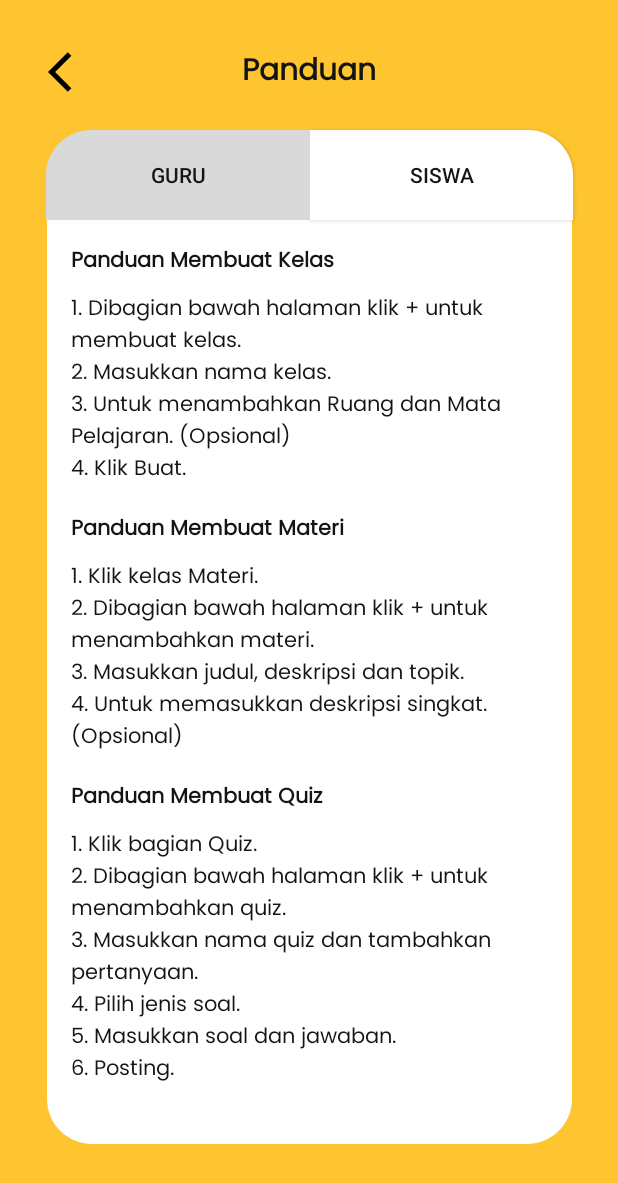
After one commit to ArbalestX7/Evoria-LRClass, an Android app: the PanduanActivity screen opened directly, with no data from a screen before it, on a phone screen of 412 x 824 dp. The commit adds this screen. Shown: the top 1183 px of the screen. Run offline under Robolectric (Android 15) with nearby library versions, the phone set to English and light mode, and no system bars.

Commit message:
(Update) Add Screen Panduan

```diff
--- a/app/src/main/AndroidManifest.xml
+++ b/app/src/main/AndroidManifest.xml
@@ -11,6 +11,9 @@
         android:supportsRtl="true"
         android:theme="@style/Theme.ListenersReaders_Class"
         tools:targetApi="31">
+        <activity
+            android:name=".view.activity.PanduanActivity"
+            android:exported="false" />
         <activity
             android:name=".view.bottomnavbar.BottomNavigationActivity"
             android:exported="false"
--- /dev/null
+++ b/app/src/main/java/com/macro4evoria/listenersreaders_class/view/activity/PanduanActivity.kt
@@ -0,0 +1,74 @@
+package com.macro4evoria.listenersreaders_class.view.activity
+
+import androidx.appcompat.app.AppCompatActivity
+import android.os.Bundle
+import android.view.View
+import com.macro4evoria.listenersreaders_class.R
+import com.macro4evoria.listenersreaders_class.databinding.ActivityPanduanBinding
+
+class PanduanActivity : AppCompatActivity() {
+    private lateinit var binding: ActivityPanduanBinding
+
+    override fun onCreate(savedInstanceState: Bundle?) {
+        super.onCreate(savedInstanceState)
+        binding = ActivityPanduanBinding.inflate(layoutInflater)
+        setContentView(binding.root)
+
+        binding.btnBack.setOnClickListener {
+            onBackPressed()
+        }
+
+        binding.btnGuru.setOnClickListener {
+            setViewGuru()
+        }
+        binding.btnSiswa.setOnClickListener {
+            setViewSiswa()
+        }
+    }
+
+    private fun setViewGuru(){
+        binding.apply {
+            btnGuru.setBackgroundResource(R.drawable.btn_panduan)
+            btnSiswa.setBackgroundResource(R.drawable.btn_siswa_dis)
+
+            tvKelasGuru.visibility = View.VISIBLE
+            tvIsiKelas.visibility = View.VISIBLE
+            tvMateriGuru.visibility = View.VISIBLE
+            tvIsiMateri.visibility = View.VISIBLE
+            tvQuizGuru.visibility = View.VISIBLE
+            tvQuizMateri.visibility = View.VISIBLE
+
+            tvKelasSiswa.visibility = View.GONE
+            tvIsiKelasSiswa.visibility = View.GONE
+            tvMateriSiswa.visibility = View.GONE
+            tvIsiMateriSiswa.visibility = View.GONE
+            tvQuizSiswa.visibility = View.GONE
+            tvQuizMateriSiswa.visibility = View.GONE
+            tvExplorSiswa.visibility = View.GONE
+            tvExplorMateriSiswa.visibility = View.GONE
+        }
+    }
+
+    private fun setViewSiswa(){
+        binding.apply {
+            btnGuru.setBackgroundResource(R.drawable.btn_panduan_dis)
+            btnSiswa.setBackgroundResource(R.drawable.btn_siswa)
+
+            tvKelasGuru.visibility = View.GONE
+            tvIsiKelas.visibility = View.GONE
+            tvMateriGuru.visibility = View.GONE
+            tvIsiMateri.visibility = View.GONE
+            tvQuizGuru.visibility = View.GONE
+            tvQuizMateri.visibility = View.GONE
+
+            tvKelasSiswa.visibility = View.VISIBLE
+            tvIsiKelasSiswa.visibility = View.VISIBLE
+            tvMateriSiswa.visibility = View.VISIBLE
+            tvIsiMateriSiswa.visibility = View.VISIBLE
+            tvQuizSiswa.visibility = View.VISIBLE
+            tvQuizMateriSiswa.visibility = View.VISIBLE
+            tvExplorSiswa.visibility = View.VISIBLE
+            tvExplorMateriSiswa.visibility = View.VISIBLE
+        }
+    }
+}
--- a/app/src/main/java/com/macro4evoria/listenersreaders_class/view/fragment/home/HomeFragment.kt
+++ b/app/src/main/java/com/macro4evoria/listenersreaders_class/view/fragment/home/HomeFragment.kt
@@ -15,6 +15,7 @@ import com.macro4evoria.listenersreaders_class.R
 import com.macro4evoria.listenersreaders_class.databinding.FragmentHomeBinding
 import com.macro4evoria.listenersreaders_class.model.User
 import com.macro4evoria.listenersreaders_class.view.activity.LoginActivity
+import com.macro4evoria.listenersreaders_class.view.activity.PanduanActivity
 
 class HomeFragment : Fragment() {
 
@@ -47,6 +48,16 @@ class HomeFragment : Fragment() {
 
         val btnLogout: Button = binding.btnExit
         btnLogout.setOnClickListener { logout() }
+
+        /*val btnExplore: Button = binding.btnEksplor
+        btnExplore.setOnClickListener { explore() }*/
+
+        val btnPanduan: Button = binding.btnPanduan
+        btnPanduan.setOnClickListener { panduan() }
+
+        /*val btnKelas: Button = binding.btnKelas
+        btnKelas.setOnClickListener { kelas() }*/
+
 
         return root
     }
@@ -81,6 +92,22 @@ class HomeFragment : Fragment() {
         alertDialog.show()
     }
 
+    /*private fun exlore() {
+        val i = Intent(requireActivity(), ExploreActivity::class.java)
+        startActivity(i)
+    }*/
+
+    /*private fun kelas() {
+        val i = Intent(requireActivity(), KelasActivity::class.java)
+        startActivity(i)
+    }*/
+
+    private fun panduan() {
+        val i = Intent(requireActivity(), PanduanActivity::class.java)
+        startActivity(i)
+    }
+
+
     override fun onDestroyView() {
         super.onDestroyView()
         _binding = null
--- /dev/null
+++ b/app/src/main/res/drawable/bg_panduan.xml
@@ -0,0 +1,7 @@
+<?xml version="1.0" encoding="utf-8"?>
+<shape xmlns:android="http://schemas.android.com/apk/res/android"
+    android:shape="rectangle">
+    <solid android:color="#FFFFFF" />
+    <corners android:bottomLeftRadius="30dp"
+        android:bottomRightRadius="30dp"/>
+</shape>
--- /dev/null
+++ b/app/src/main/res/drawable/btn_panduan.xml
@@ -0,0 +1,6 @@
+<?xml version="1.0" encoding="utf-8"?>
+<shape xmlns:android="http://schemas.android.com/apk/res/android"
+    android:shape="rectangle">
+    <solid android:color="@color/line" />
+    <corners android:topLeftRadius="30dp"/>
+</shape>
--- /dev/null
+++ b/app/src/main/res/drawable/btn_panduan_dis.xml
@@ -0,0 +1,6 @@
+<?xml version="1.0" encoding="utf-8"?>
+<shape xmlns:android="http://schemas.android.com/apk/res/android"
+    android:shape="rectangle">
+    <solid android:color="@color/white" />
+    <corners android:topLeftRadius="30dp"/>
+</shape>
--- /dev/null
+++ b/app/src/main/res/drawable/btn_siswa.xml
@@ -0,0 +1,6 @@
+<?xml version="1.0" encoding="utf-8"?>
+<shape xmlns:android="http://schemas.android.com/apk/res/android"
+    android:shape="rectangle">
+    <solid android:color="@color/line" />
+    <corners android:topRightRadius="30dp"/>
+</shape>
--- /dev/null
+++ b/app/src/main/res/drawable/btn_siswa_dis.xml
@@ -0,0 +1,6 @@
+<?xml version="1.0" encoding="utf-8"?>
+<shape xmlns:android="http://schemas.android.com/apk/res/android"
+    android:shape="rectangle">
+    <solid android:color="#FFFFFF" />
+    <corners android:topRightRadius="30dp"/>
+</shape>
--- /dev/null
+++ b/app/src/main/res/layout/activity_panduan.xml
@@ -0,0 +1,247 @@
+<?xml version="1.0" encoding="utf-8"?>
+<androidx.constraintlayout.widget.ConstraintLayout xmlns:android="http://schemas.android.com/apk/res/android"
+    xmlns:app="http://schemas.android.com/apk/res-auto"
+    xmlns:tools="http://schemas.android.com/tools"
+    style="@style/text_content"
+    android:layout_width="match_parent"
+    android:layout_height="match_parent"
+    android:background="@color/primary"
+    tools:context=".view.activity.PanduanActivity">
+
+    <androidx.appcompat.widget.AppCompatButton
+        android:id="@+id/btn_back"
+        android:layout_width="32dp"
+        android:layout_height="32dp"
+        android:layout_marginStart="32dp"
+        android:layout_marginTop="32dp"
+        android:background="@drawable/ic_back"
+        android:contentDescription="@string/tombol_kembali"
+        android:drawablePadding="8dp"
+        app:layout_constraintStart_toStartOf="parent"
+        app:layout_constraintTop_toTopOf="parent" />
+
+    <TextView
+        android:id="@+id/tv_head_panduan"
+        style="@style/text_content"
+        android:layout_width="wrap_content"
+        android:layout_height="wrap_content"
+        android:layout_marginTop="32dp"
+        android:text="@string/head_panduan"
+        android:textSize="20sp"
+        android:textStyle="bold"
+        app:layout_constraintEnd_toEndOf="parent"
+        app:layout_constraintStart_toStartOf="parent"
+        app:layout_constraintTop_toTopOf="parent" />
+
+    <androidx.appcompat.widget.AppCompatButton
+        android:id="@+id/btn_guru"
+        android:layout_width="176dp"
+        android:layout_height="60dp"
+        android:background="@drawable/btn_panduan"
+        android:text="@string/btn_guru"
+        app:cornerRadius="15dp"
+        app:layout_constraintBottom_toTopOf="@+id/linearLayout2"
+        app:layout_constraintEnd_toStartOf="@+id/btn_siswa"
+        app:layout_constraintStart_toStartOf="@+id/linearLayout2" />
+
+    <androidx.appcompat.widget.AppCompatButton
+        android:id="@+id/btn_siswa"
+        android:layout_width="175dp"
+        android:layout_height="60dp"
+        android:background="@drawable/btn_siswa_dis"
+        android:text="@string/btn_siswa"
+        app:cornerRadius="15dp"
+        app:layout_constraintBottom_toTopOf="@+id/linearLayout2"
+        app:layout_constraintEnd_toEndOf="@+id/linearLayout2"
+        app:layout_constraintStart_toEndOf="@+id/btn_guru" />
+
+    <LinearLayout
+        android:id="@+id/linearLayout2"
+        android:layout_width="350dp"
+        android:layout_height="wrap_content"
+        android:layout_marginTop="20dp"
+        android:background="@drawable/bg_panduan"
+        android:orientation="vertical"
+        android:paddingBottom="16dp"
+        app:layout_constraintBottom_toBottomOf="parent"
+        app:layout_constraintEnd_toEndOf="parent"
+        app:layout_constraintStart_toStartOf="parent"
+        app:layout_constraintTop_toBottomOf="@+id/tv_head_panduan">
+
+        <TextView
+            android:id="@+id/tv_kelas_guru"
+            style="@style/text_content"
+            android:layout_width="match_parent"
+            android:layout_height="wrap_content"
+            android:layout_marginStart="16dp"
+            android:layout_marginTop="16dp"
+            android:layout_marginEnd="16dp"
+            android:layout_marginBottom="8dp"
+            android:text="@string/buat"
+            android:textStyle="bold"
+            android:visibility="visible" />
+
+        <TextView
+            android:id="@+id/tv_isi_kelas"
+            style="@style/text_content"
+            android:layout_width="match_parent"
+            android:layout_height="wrap_content"
+            android:layout_marginStart="16dp"
+            android:layout_marginEnd="16dp"
+            android:elegantTextHeight="true"
+            android:lineSpacingExtra="2sp"
+            android:text="@string/isi_panduan_kelas"
+            android:visibility="visible" />
+
+        <TextView
+            android:id="@+id/tv_materi_guru"
+            style="@style/text_content"
+            android:layout_width="match_parent"
+            android:layout_height="wrap_content"
+            android:layout_marginStart="16dp"
+            android:layout_marginTop="16dp"
+            android:layout_marginEnd="16dp"
+            android:layout_marginBottom="8dp"
+            android:text="@string/materi"
+            android:textStyle="bold"
+            android:visibility="visible" />
+
+        <TextView
+            android:id="@+id/tv_isi_materi"
+            style="@style/text_content"
+            android:layout_width="match_parent"
+            android:layout_height="wrap_content"
+            android:layout_marginStart="16dp"
+            android:layout_marginEnd="16dp"
+            android:elegantTextHeight="true"
+            android:lineSpacingExtra="2sp"
+            android:text="@string/materi1"
+            android:visibility="visible" />
+
+        <TextView
+            android:id="@+id/tv_quiz_guru"
+            style="@style/text_content"
+            android:layout_width="match_parent"
+            android:layout_height="wrap_content"
+            android:layout_marginStart="16dp"
+            android:layout_marginTop="16dp"
+            android:layout_marginEnd="16dp"
+            android:layout_marginBottom="8dp"
+            android:text="@string/quiz"
+            android:textStyle="bold"
+            android:visibility="visible" />
+
+        <TextView
+            android:id="@+id/tv_quiz_materi"
+            style="@style/text_content"
+            android:layout_width="match_parent"
+            android:layout_height="wrap_content"
+            android:layout_marginStart="16dp"
+            android:layout_marginEnd="16dp"
+            android:elegantTextHeight="true"
+            android:lineSpacingExtra="2sp"
+            android:text="@string/quiz1"
+            android:visibility="visible" />
+
+        <TextView
+            android:id="@+id/tv_kelas_siswa"
+            style="@style/text_content"
+            android:layout_width="match_parent"
+            android:layout_height="wrap_content"
+            android:layout_marginStart="16dp"
+            android:layout_marginTop="16dp"
+            android:layout_marginEnd="16dp"
+            android:layout_marginBottom="8dp"
+            android:text="@string/masuk"
+            android:textStyle="bold"
+            android:visibility="gone" />
+
+        <TextView
+            android:id="@+id/tv_isi_kelas_siswa"
+            style="@style/text_content"
+            android:layout_width="match_parent"
+            android:layout_height="wrap_content"
+            android:layout_marginStart="16dp"
+            android:layout_marginEnd="16dp"
+            android:elegantTextHeight="true"
+            android:lineSpacingExtra="2sp"
+            android:text="@string/masuk1"
+            android:visibility="gone" />
+
+        <TextView
+            android:id="@+id/tv_materi_siswa"
+            style="@style/text_content"
+            android:layout_width="match_parent"
+            android:layout_height="wrap_content"
+            android:layout_marginStart="16dp"
+            android:layout_marginTop="16dp"
+            android:layout_marginEnd="16dp"
+            android:layout_marginBottom="8dp"
+            android:text="@string/aksesmateri"
+            android:textStyle="bold"
+            android:visibility="gone" />
+
+        <TextView
+            android:id="@+id/tv_isi_materi_siswa"
+            style="@style/text_content"
+            android:layout_width="match_parent"
+            android:layout_height="wrap_content"
+            android:layout_marginStart="16dp"
+            android:layout_marginEnd="16dp"
+            android:elegantTextHeight="true"
+            android:lineSpacingExtra="2sp"
+            android:text="@string/aksesmateri1"
+            android:visibility="gone" />
+
+        <TextView
+            android:id="@+id/tv_quiz_siswa"
+            style="@style/text_content"
+            android:layout_width="match_parent"
+            android:layout_height="wrap_content"
+            android:layout_marginStart="16dp"
+            android:layout_marginTop="16dp"
+            android:layout_marginEnd="16dp"
+            android:layout_marginBottom="8dp"
+            android:text="@string/aksesquiz"
+            android:textStyle="bold"
+            android:visibility="gone" />
+
+        <TextView
+            android:id="@+id/tv_quiz_materi_siswa"
+            style="@style/text_content"
+            android:layout_width="match_parent"
+            android:layout_height="wrap_content"
+            android:layout_marginStart="16dp"
+            android:layout_marginEnd="16dp"
+            android:elegantTextHeight="true"
+            android:lineSpacingExtra="2sp"
+            android:text="@string/aksesquiz1"
+            android:visibility="gone" />
+
+        <TextView
+            android:id="@+id/tv_explor_siswa"
+            style="@style/text_content"
+            android:layout_width="match_parent"
+            android:layout_height="wrap_content"
+            android:layout_marginStart="16dp"
+            android:layout_marginTop="16dp"
+            android:layout_marginEnd="16dp"
+            android:layout_marginBottom="8dp"
+            android:text="@string/eksplor"
+            android:textStyle="bold"
+            android:visibility="gone" />
+
+        <TextView
+            android:id="@+id/tv_explor_materi_siswa"
+            style="@style/text_content"
+            android:layout_width="match_parent"
+            android:layout_height="wrap_content"
+            android:layout_marginStart="16dp"
+            android:layout_marginEnd="16dp"
+            android:elegantTextHeight="true"
+            android:lineSpacingExtra="2sp"
+            android:text="@string/eksplor1"
+            android:visibility="gone" />
+    </LinearLayout>
+
+</androidx.constraintlayout.widget.ConstraintLayout>
--- a/app/src/main/res/values/colors.xml
+++ b/app/src/main/res/values/colors.xml
@@ -4,6 +4,7 @@
     <color name="purple_700">#FF3700B3</color>
     <color name="teal_200">#FF03DAC5</color>
     <color name="black">#141414</color>
+    <color name="white">#FFFFFF</color>
 
     <color name="primary">#FFC530</color>
     <color name="grey">#999595</color>
--- a/app/src/main/res/values/strings.xml
+++ b/app/src/main/res/values/strings.xml
@@ -69,6 +69,26 @@
     <string name="ex_phone">0812345678</string>
     <string name="title_activity_bottom_navigation">BottomNavigationActivity</string>
 
+    //Panduan
+    //Guru
+    <string name="head_panduan">Panduan</string>
+    <string name="btn_guru">Guru</string>
+    <string name="btn_siswa">Siswa</string>
+    <string name="buat">Panduan Membuat Kelas</string>
+    <string name="isi_panduan_kelas">1. Dibagian bawah halaman klik + untuk membuat kelas.\n2. Masukkan nama kelas.\n3. Untuk menambahkan Ruang dan Mata Pelajaran. (Opsional)\n4. Klik Buat.</string>
+    <string name="materi"> Panduan Membuat Materi</string>
+    <string name="materi1">1. Klik kelas Materi.\n2. Dibagian bawah halaman klik + untuk menambahkan materi.\n3. Masukkan judul, deskripsi dan topik.\n4. Untuk memasukkan deskripsi singkat.  (Opsional) </string>
+    <string name="quiz">Panduan Membuat Quiz</string>
+    <string name="quiz1">1. Klik bagian Quiz.\n2. Dibagian bawah halaman klik + untuk menambahkan quiz.\n3. Masukkan nama quiz dan tambahkan pertanyaan.\n4. Pilih jenis soal.\n5. Masukkan soal dan jawaban.\n6. Posting.\n</string>
 
+    //Siswa
+    <string name="masuk">Panduan Masuk Kelas</string>
+    <string name="masuk1">1. Klik kelas pada menu Home.\n2. Dibagian bawah halaman klik + untuk menambahkan kelas.\n3. Masukkan kode kelas.\n4. Gabung.</string>
+    <string name="aksesmateri">Panduan Mengakses Materi Kelas</string>
+    <string name="aksesmateri1">1. Klik kelas lalu pilih materi.\n2. Pilih materi yang akan dipelajari.</string>
+    <string name="aksesquiz">Panduan Mengakses Quiz</string>
+    <string name="aksesquiz1">1. Klik kelas lalu pilih quiz.\n2. Masukkan PIN.\n3. Pada soal multiple choice, kerjakan soal dengan klik salah satu jawaban benar.\n4. Pada soal isian, tulis jawaban yang tersedia pada kolom</string>
+    <string name="eksplor">Panduan Mengeksplor Materi</string>
+    <string name="eksplor1">1. Eksplorasi pada menu Home.\n2. Pilih materi yang akan dipelajari.</string>
 
 </resources>
```
